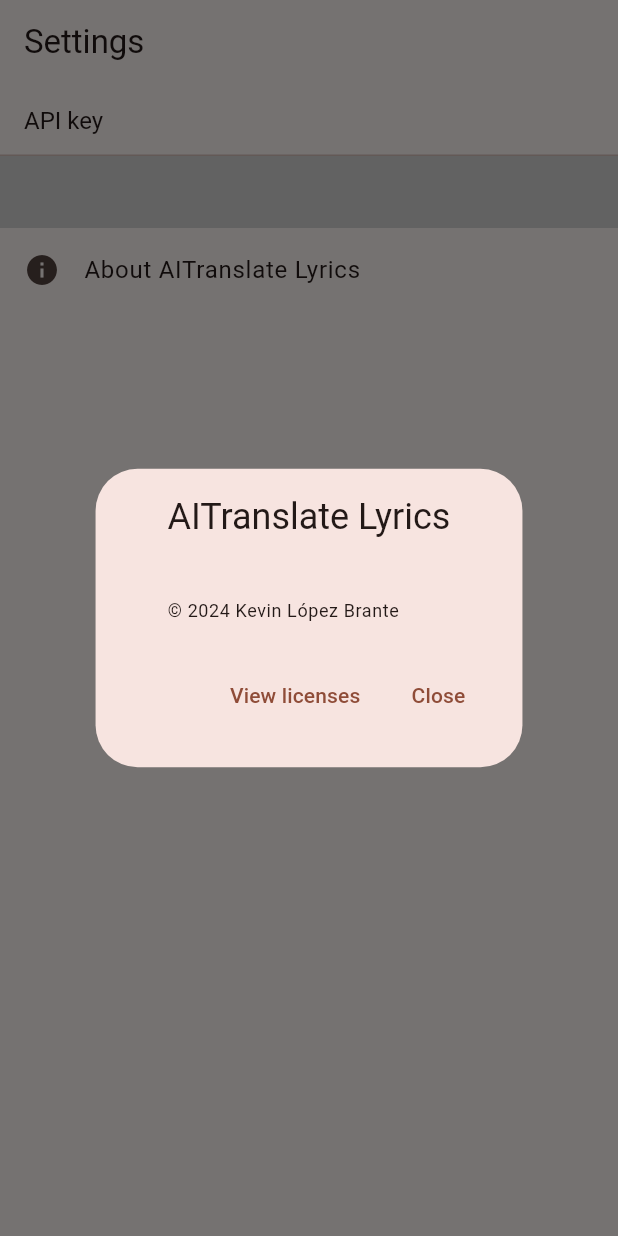
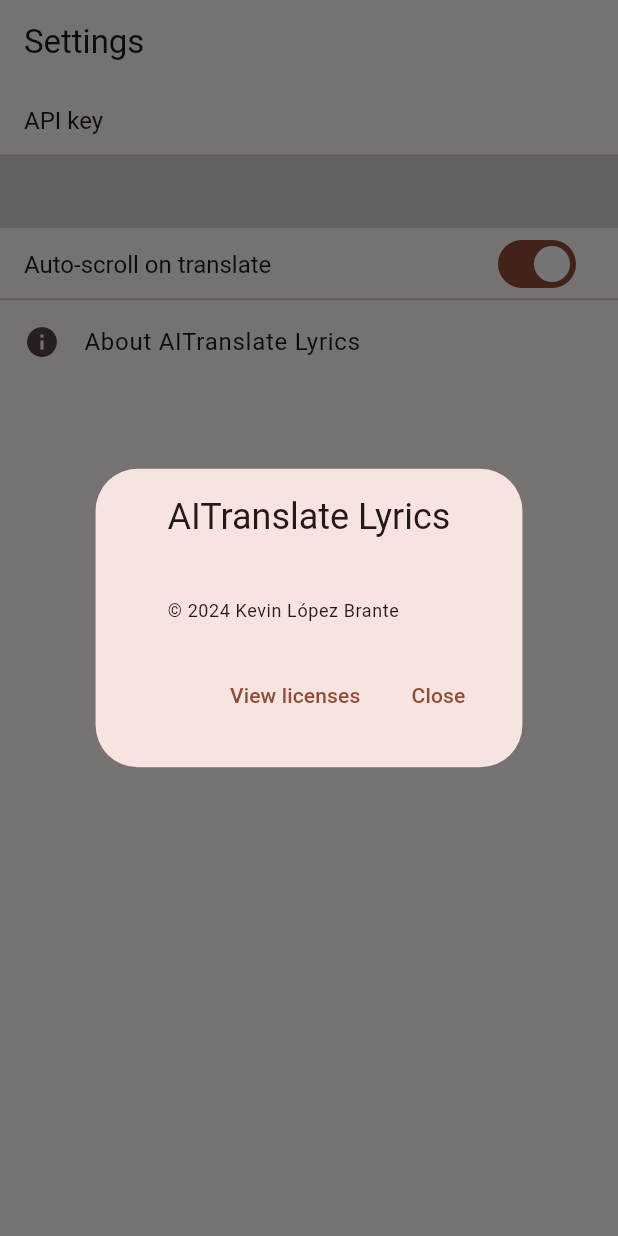
Before and after one commit to kddlb/aitranslate_lyrics_25, a Flutter app: the SettingsPage widget shown alone on an empty page, opened directly, after a tap on an icon or button, on a phone screen of 412 x 824 dp. Run offline on Flutter 3.47's test engine with Material 3 defaults, Android fonts, the phone set to English and light mode, and no system bars; drawn by our look-alikes of flutter_settings_screens; our stand-ins replace flutter_widget_from_html; missing offline and left inert: dart_openai.

Commit message:
Add auto-scroll setting for translation and update UI components

```diff
--- a/lib/consts.dart
+++ b/lib/consts.dart
@@ -1,5 +1,6 @@
 const openAiApiKeySettingsKey = 'openAiApiKey';
 const openAiModelSettingsKey = 'openAiModel';
+const autoScrollOnTranslateSettingsKey = 'autoScrollOnTranslate';
 
 const openAiPrompt = """
 Translate the song lyrics from the source language to the target language.
--- a/lib/settings.dart
+++ b/lib/settings.dart
@@ -18,6 +18,11 @@ class _SettingsPageState extends State<SettingsPage> {
         "gpt-4o": "GPT-4o",
         "gpt-4o-mini": "GPT-4o mini",
       }),
+      const SwitchSettingsTile(
+        title: "Auto-scroll on translate",
+        settingKey: autoScrollOnTranslateSettingsKey,
+        defaultValue: true,
+      ),
       const AboutListTile(icon: Icon(Icons.info), applicationLegalese: "\u{a9} 2024 Kevin López Brante"),
     ]);
   }
--- a/lib/translate.dart
+++ b/lib/translate.dart
@@ -46,7 +46,9 @@ class _TranslatePageState extends State<TranslatePage> {
         _progressing = true;
         if (content != null) {
           _result += content.map((e) => e?.text ?? "").join();
-          _controller.animateTo(_controller.position.maxScrollExtent, duration: const Duration(milliseconds: 50), curve: Curves.easeInOut);
+          if (Settings.getValue<bool>(autoScrollOnTranslateSettingsKey) ?? true) {
+            _controller.animateTo(_controller.position.maxScrollExtent, duration: const Duration(milliseconds: 500), curve: Curves.easeInOut);
+          }
         }
       });
     }).onDone(() {
```
Also changed, not shown: lib/main.dart (+9 -3 lines).
